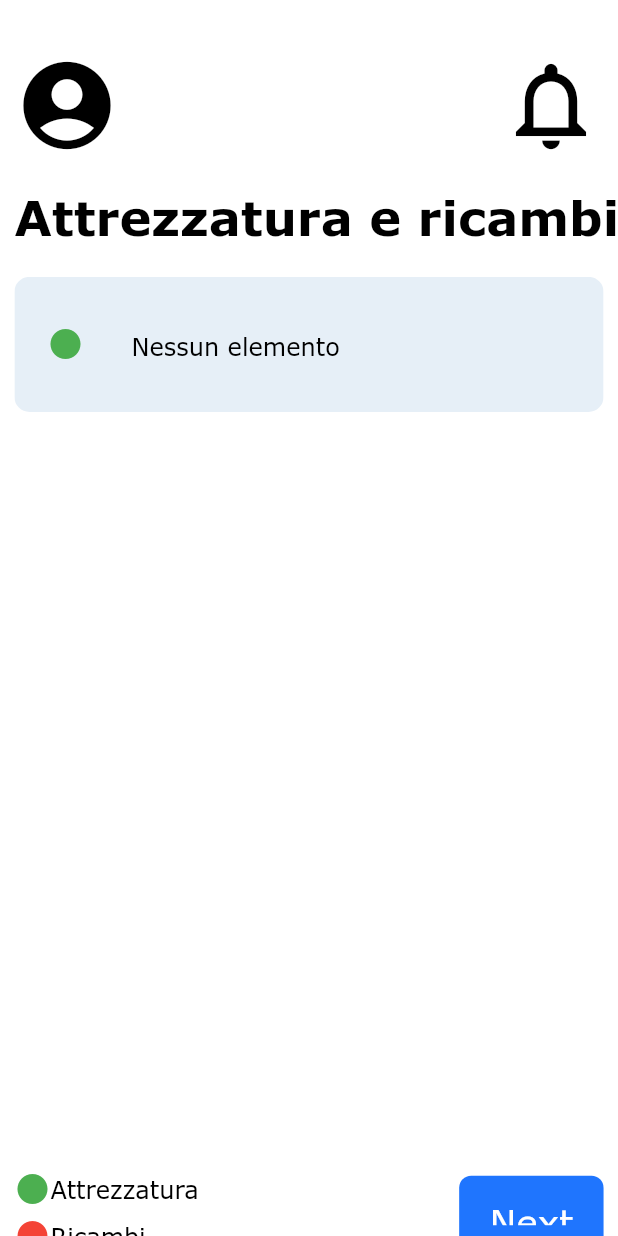
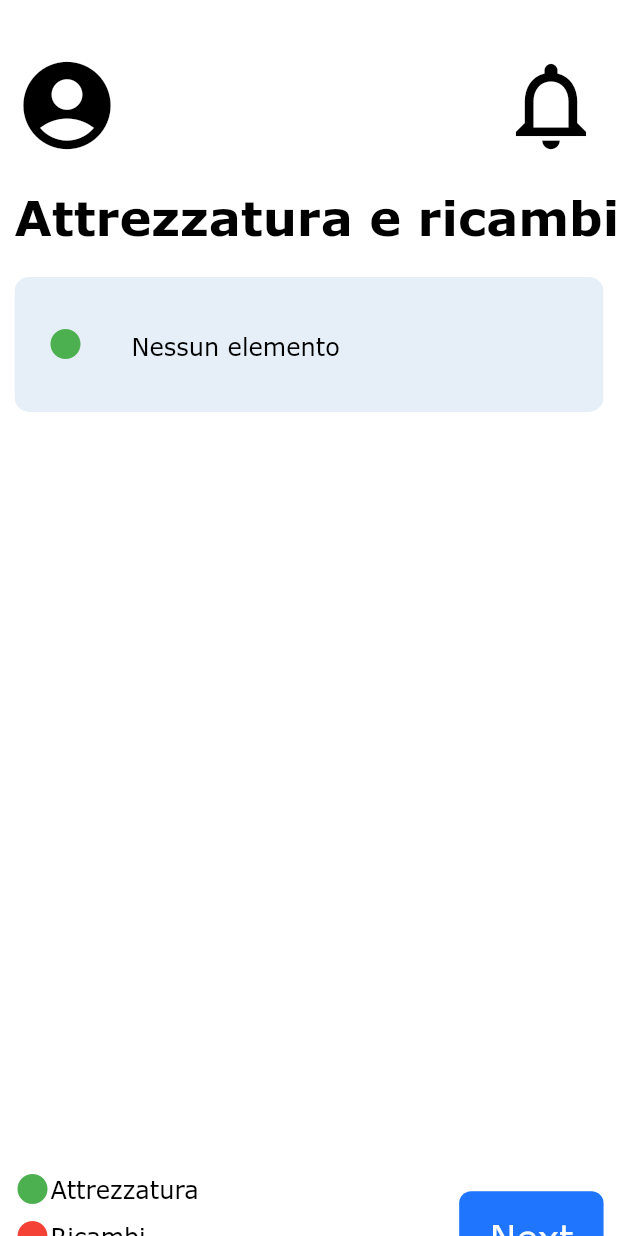
Before and after one commit to AlessioCasolaro/Smart_Assistant-EMAD22-23, a Flutter app: the ToolListPage screen opened directly with empty values, on a phone screen of 412 x 824 dp. Run offline on Flutter 3.47's test engine with Material 2 defaults, Android fonts, the phone set to English and light mode, and no system bars; our stand-ins replace flutter_chat_types, flutter_chat_ui, flutter_native_splash, flutter_screenutil; missing offline and left inert: dart:ffi, qr_code_scanner, syncfusion_flutter_pdfviewer.

Commit message:
Fix button ToolList
Co-Authored-By: Alessio Casolaro <65906352+AlessioCasolaro@users.noreply.github.com>
Co-Authored-By: Giulio Triggiani <69469718+GiulioTriggiani@users.noreply.github.com>
Co-Authored-By: domenico d'alessandro <74026981+domenicodale@users.noreply.github.com>

```diff
--- a/smart_assistant/lib/features/tool_list/view/ToolListPage.dart
+++ b/smart_assistant/lib/features/tool_list/view/ToolListPage.dart
@@ -74,7 +74,9 @@ class _ToolListPageState extends State<ToolListPage> {
             SizedBox(
               height: 20.h,
             ),
-            Row(
+            SizedBox(
+              height: 70.h,
+              child:Row(
                 mainAxisAlignment: MainAxisAlignment.spaceBetween,
                 children: [
                 Column(
@@ -137,6 +139,7 @@ class _ToolListPageState extends State<ToolListPage> {
                   ),
                 ),
               ]),
+            ),
           ],
         ),
       ),
```
Lines whose indentation alone changed are shown as unchanged.
